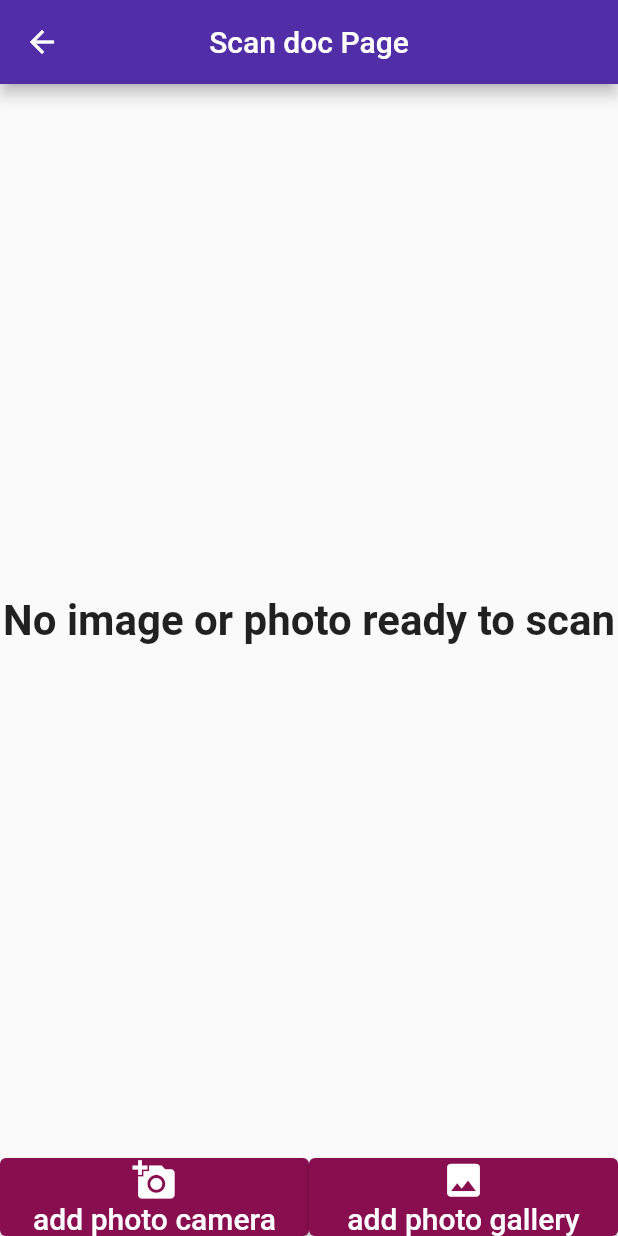
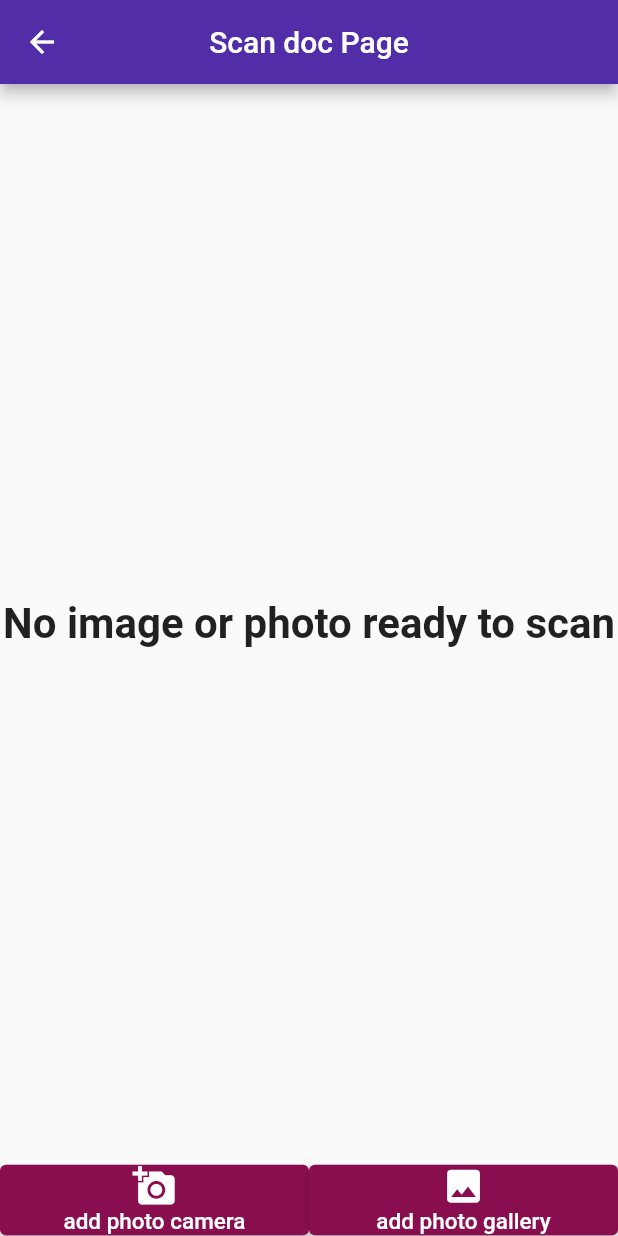
Before and after one commit to CloeBlanchard/mobilescan, a Flutter app: the ScanDocument screen opened directly, on a phone screen of 412 x 824 dp. Run offline on Flutter 3.47's test engine with Material 2 defaults, Android fonts, the phone set to English and light mode, and no system bars; our stand-ins replace adaptive_theme, another_flushbar, image_picker, responsive_framework, share_plus; missing offline and left inert: flutter_file_manager, flutter_full_pdf_viewer, splash_screen_view.

Commit message:
modify adaptive text

```diff
--- a/lib/scandocument.dart
+++ b/lib/scandocument.dart
@@ -143,15 +143,16 @@ class _ScanDocumentState extends State<ScanDocument> {
               child: SingleChildScrollView(
                 child: Column(
                   mainAxisAlignment: MainAxisAlignment.center,
-                  children: const <Widget>[
-                    Icon(
+                  children: <Widget>[
+                    const Icon(
                       Icons.add_a_photo,
                       size: 29,
                     ),
                     Text(
                       "add photo camera",
-                      style:
-                          TextStyle(fontSize: 20),
+                      textScaleFactor: MediaQuery.of(context).textScaleFactor,
+                      style: const TextStyle(fontSize: 15),
+                      maxLines: 1,
                     ),
                   ],
                 ),
@@ -164,14 +165,16 @@ class _ScanDocumentState extends State<ScanDocument> {
               child: SingleChildScrollView(
                 child: Column(
                   mainAxisAlignment: MainAxisAlignment.center,
-                  children: const <Widget>[
-                    Icon(
+                  children: <Widget>[
+                    const Icon(
                       Icons.image,
                       size: 29,
                     ),
                     Text(
                       "add photo gallery",
-                      style: TextStyle(fontSize: 20),
+                      textScaleFactor: MediaQuery.of(context).textScaleFactor,
+                      style: const TextStyle(fontSize: 15),
+                      maxLines: 1,
                     ),
                   ],
                 ),
```
Lines whose indentation alone changed are shown as unchanged.
